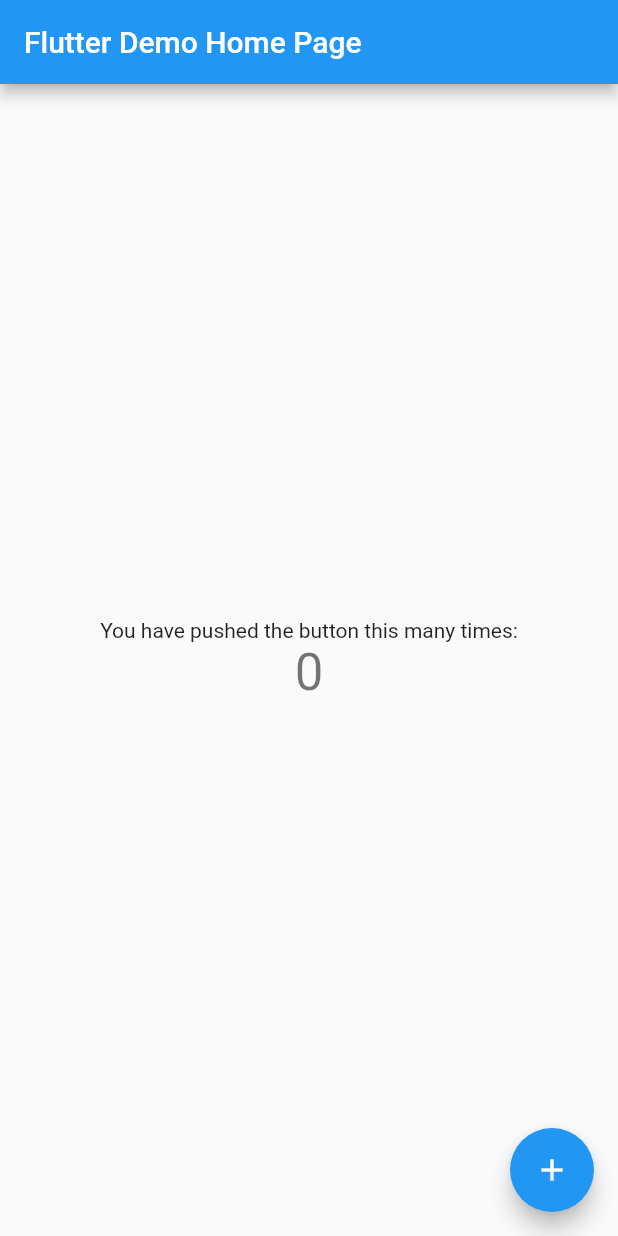
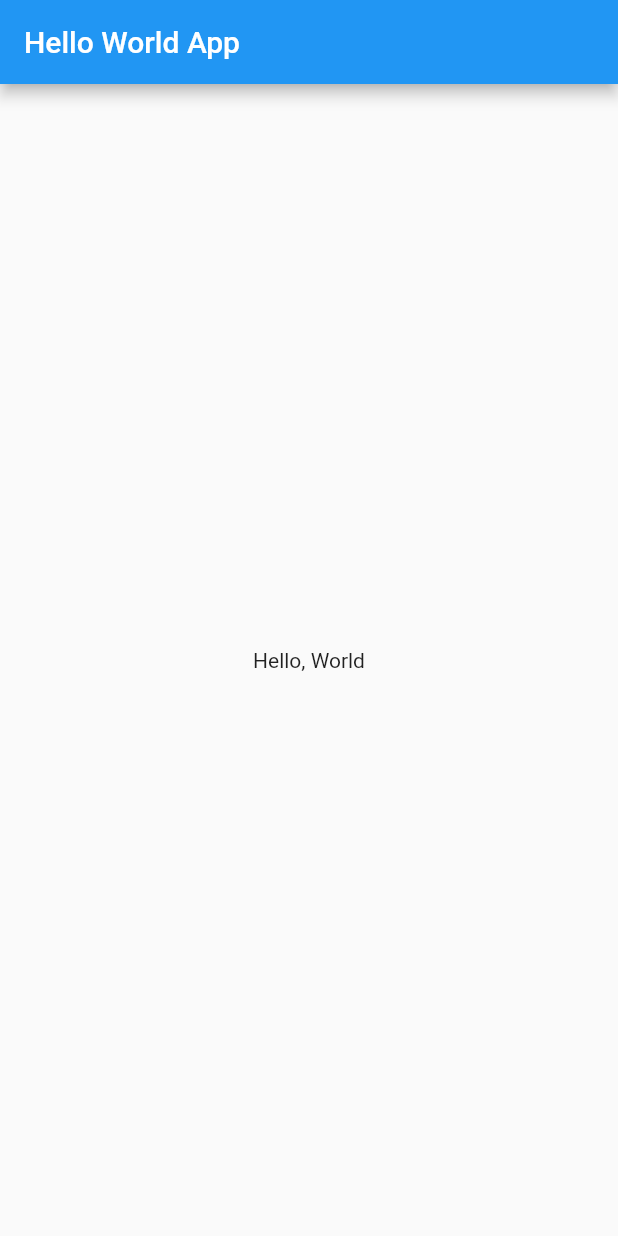
Before and after one commit to bur8787/flutter-getting-started, a Flutter app: the screen it shows after launch, on a phone screen of 412 x 824 dp. Run offline on Flutter 3.47's test engine with Material 2 defaults, Android fonts, the phone set to English and light mode, and no system bars.

Commit message:
01 Flutter: Hello World

```diff
--- a/my_app/lib/main.dart
+++ b/my_app/lib/main.dart
@@ -1,117 +1,22 @@
 import 'package:flutter/material.dart';
 
 void main() {
-  runApp(MyApp());
+  runApp(
+      new MaterialApp(
+        title: 'Hello World App',
+        home: myApp(),
+      )
+  );
 }
 
-class MyApp extends StatelessWidget {
-  // This widget is the root of your application.
+class myApp extends StatelessWidget {
   @override
   Widget build(BuildContext context) {
-    return MaterialApp(
-      title: 'Flutter Demo',
-      theme: ThemeData(
-        // This is the theme of your application.
-        //
-        // Try running your application with "flutter run". You'll see the
-        // application has a blue toolbar. Then, without quitting the app, try
-        // changing the primarySwatch below to Colors.green and then invoke
-        // "hot reload" (press "r" in the console where you ran "flutter run",
-        // or simply save your changes to "hot reload" in a Flutter IDE).
-        // Notice that the counter didn't reset back to zero; the application
-        // is not restarted.
-        primarySwatch: Colors.blue,
-        // This makes the visual density adapt to the platform that you run
-        // the app on. For desktop platforms, the controls will be smaller and
-        // closer together (more dense) than on mobile platforms.
-        visualDensity: VisualDensity.adaptivePlatformDensity,
+    return Scaffold(
+      appBar: AppBar(title: Text("Hello World App")),
+      body: Center(
+        child: Text("Hello, World")
       ),
-      home: MyHomePage(title: 'Flutter Demo Home Page'),
     );
   }
 }
-
-class MyHomePage extends StatefulWidget {
-  MyHomePage({Key key, this.title}) : super(key: key);
-
-  // This widget is the home page of your application. It is stateful, meaning
-  // that it has a State object (defined below) that contains fields that affect
-  // how it looks.
-
-  // This class is the configuration for the state. It holds the values (in this
-  // case the title) provided by the parent (in this case the App widget) and
-  // used by the build method of the State. Fields in a Widget subclass are
-  // always marked "final".
-
-  final String title;
-
-  @override
-  _MyHomePageState createState() => _MyHomePageState();
-}
-
-class _MyHomePageState extends State<MyHomePage> {
-  int _counter = 0;
-
-  void _incrementCounter() {
-    setState(() {
-      // This call to setState tells the Flutter framework that something has
-      // changed in this State, which causes it to rerun the build method below
-      // so that the display can reflect the updated values. If we changed
-      // _counter without calling setState(), then the build method would not be
-      // called again, and so nothing would appear to happen.
-      _counter++;
-    });
-  }
-
-  @override
-  Widget build(BuildContext context) {
-    // This method is rerun every time setState is called, for instance as done
-    // by the _incrementCounter method above.
-    //
-    // The Flutter framework has been optimized to make rerunning build methods
-    // fast, so that you can just rebuild anything that needs updating rather
-    // than having to individually change instances of widgets.
-    return Scaffold(
-      appBar: AppBar(
-        // Here we take the value from the MyHomePage object that was created by
-        // the App.build method, and use it to set our appbar title.
-        title: Text(widget.title),
-      ),
-      body: Center(
-        // Center is a layout widget. It takes a single child and positions it
-        // in the middle of the parent.
-        child: Column(
-          // Column is also a layout widget. It takes a list of children and
-          // arranges them vertically. By default, it sizes itself to fit its
-          // children horizontally, and tries to be as tall as its parent.
-          //
-          // Invoke "debug painting" (press "p" in the console, choose the
-          // "Toggle Debug Paint" action from the Flutter Inspector in Android
-          // Studio, or the "Toggle Debug Paint" command in Visual Studio Code)
-          // to see the wireframe for each widget.
-          //
-          // Column has various properties to control how it sizes itself and
-          // how it positions its children. Here we use mainAxisAlignment to
-          // center the children vertically; the main axis here is the vertical
-          // axis because Columns are vertical (the cross axis would be
-          // horizontal).
-          mainAxisAlignment: MainAxisAlignment.center,
-          children: <Widget>[
-            Text(
-              'You have pushed the button this many times:',
-            ),
-            Text(
-              '$_counter',
-              style: Theme.of(context).textTheme.headline4,
-            ),
-          ],
-        ),
-      ),
-      floatingActionButton: FloatingActionButton(
-        onPressed: _incrementCounter,
-        tooltip: 'Increment',
-        child: Icon(Icons.add),
-      ), // This trailing comma makes auto-formatting nicer for build methods.
-    );
-  }
-}
```
